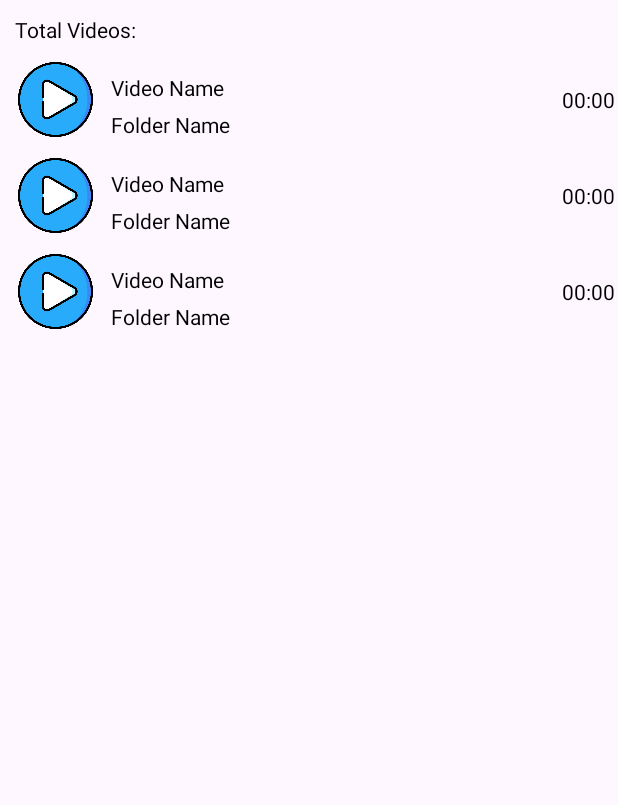
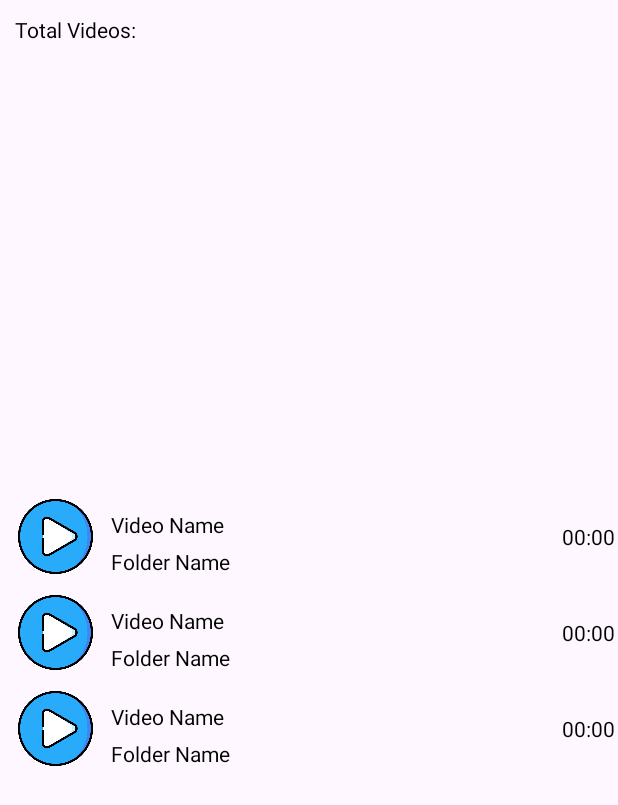
Before and after one commit to 4rju9/VideoVerse, an Android app: the layout fragment_video.xml on its own in the app's theme, with its tools: preview values and no code run, on a phone screen of 412 x 824 dp. Shown: the top 805 px of the screen. Run offline under Robolectric (Android 15) with nearby library versions, the phone set to English and light mode, and no system bars.

Commit message:
Refactored Code and Fixed minor bugs

```diff
--- a/app/src/main/java/app/netlify/dev4rju9/videoVerse/adapters/VideoAdapter.java
+++ b/app/src/main/java/app/netlify/dev4rju9/videoVerse/adapters/VideoAdapter.java
@@ -57,6 +57,7 @@ public class VideoAdapter extends RecyclerView.Adapter<VideoAdapter.VideoViewHol
 
         holder.root.setOnClickListener( v -> {
             if (MainActivity.isSearched) CODE = 3;
+            if (CODE == 1) PlayerActivity.isFolder = true;
             PlayerActivity.pipStatus = CODE;
             sendIntent(position, CODE);
         });
--- a/app/src/main/res/layout/fragment_video.xml
+++ b/app/src/main/res/layout/fragment_video.xml
@@ -20,7 +20,7 @@
         android:id="@+id/videoRecyclerView"
         android:layout_width="match_parent"
         android:layout_height="wrap_content"
-        android:layout_marginTop="10dp"
+        android:layout_marginVertical="10dp"
         android:dividerHeight="10dp"
         android:divider="@null"
         tools:listitem="@layout/video_view"
@@ -28,7 +28,8 @@
         android:scrollbarThumbVertical="@drawable/scroll_bar_icon"
         app:layout_constraintTop_toBottomOf="@id/totalVideos"
         app:layout_constraintLeft_toLeftOf="parent"
-        app:layout_constraintRight_toRightOf="parent"/>
+        app:layout_constraintRight_toRightOf="parent"
+        app:layout_constraintBottom_toBottomOf="parent"/>
 
     <com.google.android.material.floatingactionbutton.ExtendedFloatingActionButton
         android:id="@+id/nowPlayingIcon"
```
Also changed, not shown: app/src/main/java/app/netlify/dev4rju9/videoVerse/PlayerActivity.java (+6 -2 lines), app/src/main/java/app/netlify/dev4rju9/videoVerse/MainActivity.java (line endings or trailing spaces).
